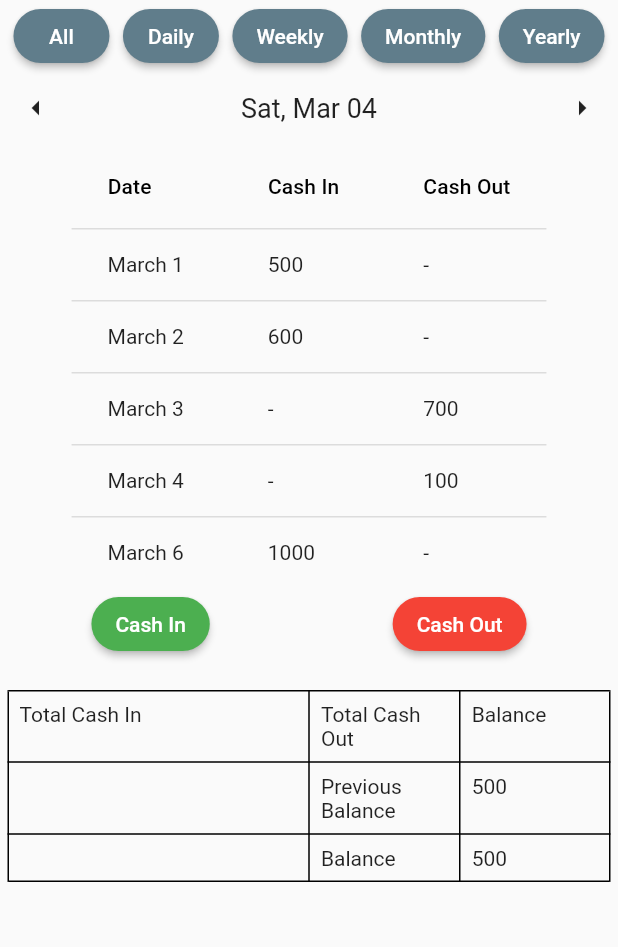
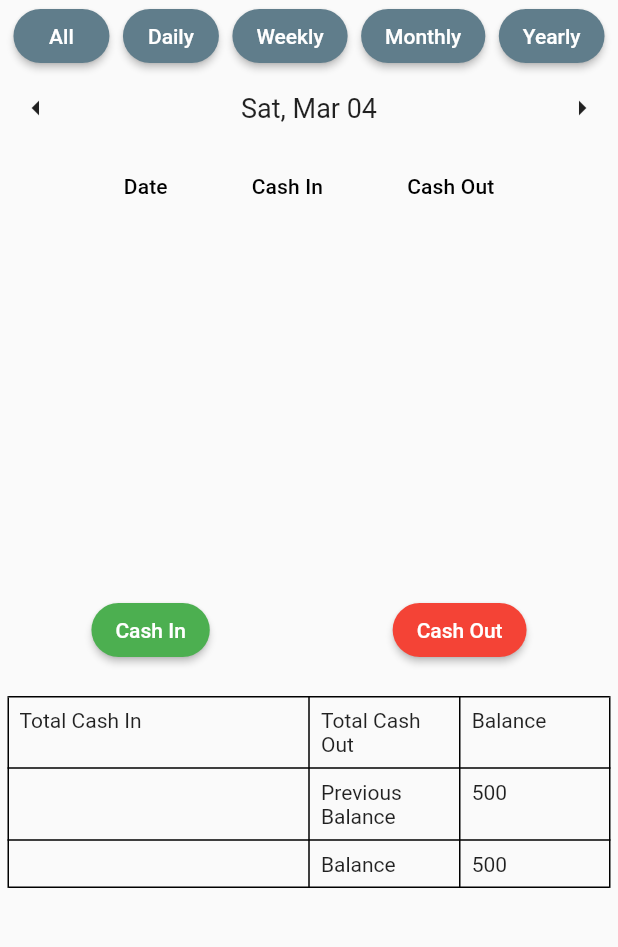
Before and after one commit to Prashant2344/cashbook, a Flutter app: the screen it shows after launch, on a phone screen of 412 x 824 dp, the part 84-1031 px from its top. Run offline on Flutter 3.47's test engine with Material 2 defaults, Android fonts, the phone set to English and light mode, and no system bars; our stand-ins replace hive, hive_flutter; missing offline and left inert: dart:ffi; accounts and stored records are empty.

Commit message:
Datatable added in home page

```diff
--- a/lib/pages/home.dart
+++ b/lib/pages/home.dart
@@ -1,5 +1,9 @@
+import 'package:cashbook/boxes/cashes.dart';
 import 'package:flutter/material.dart';
 import 'package:intl/intl.dart';
+import 'package:hive/hive.dart';
+import 'package:hive_flutter/hive_flutter.dart';
+import 'package:cashbook/models/cash_model.dart';
 
 class Home extends StatefulWidget {
   const Home({Key? key}) : super(key: key);
@@ -82,33 +86,90 @@ class _HomeState extends State<Home> {
                 ),
               ],
             ),
-            SingleChildScrollView(
+
+            //Data table
+            Container(
+              height: 300.0,
+              child: ValueListenableBuilder<Box<CashModel>>(
+                valueListenable: Cashes.getData().listenable(),
+                builder: (BuildContext context, Box<CashModel> box, _) {
+                  final myModels = box.values.toList().cast<CashModel>();
+                  // return SingleChildScrollView(
+                  //   scrollDirection: Axis.horizontal,
+                  //   child: ConstrainedBox(
+                  //     constraints: BoxConstraints(minWidth: MediaQuery.of(context).size.width),
+                  //     child: DataTable(
+                  //       columns: [
+                  //         DataColumn(label: Text('Date')),
+                  //         DataColumn(label: Text('Cash In')),
+                  //         DataColumn(label: Text('Cash Out')),
+                  //       ],
+                  //       rows: List<DataRow>.generate(
+                  //         myModels.length,
+                  //             (int index) => DataRow(
+                  //           cells: [
+                  //             DataCell(Text(myModels[index].date.toString())),
+                  //             DataCell(Text(myModels[index].cashIn.toString())),
+                  //             DataCell(Text(myModels[index].cashOut.toString())),
+                  //           ],
+                  //         ),
+                  //       ),
+                  //     ),
+                  //   ),
+                  // );
+
+                  return SingleChildScrollView(
+                    scrollDirection: Axis.vertical,
                     child: DataTable(
                       columns: [
-                  DataColumn(
-                    label: Text('Date'),
-                  ),
-                  DataColumn(
-                    label: Text('Cash In'),
-                  ),
-                  DataColumn(
-                    label: Text('Cash Out'),
-                  ),
+                        DataColumn(label: Text('Date')),
+                        DataColumn(label: Text('Cash In')),
+                        DataColumn(label: Text('Cash Out')),
                       ],
                       rows: List<DataRow>.generate(
-                  data.length,
-                      (int index) {
-                    return DataRow(
+                        myModels.length,
+                            (int index) => DataRow(
                           cells: [
-                        DataCell(Text(data[index][0])),
-                        DataCell(Text(data[index][1])),
-                        DataCell(Text(data[index][2])),
+                            DataCell(Text(myModels[index].date.toString())),
+                            DataCell(Text(myModels[index].cashIn.toString())),
+                            DataCell(Text(myModels[index].cashOut.toString())),
                           ],
+                        ),
+                      ),
+                    ),
                   );
+
                 },
               ),
             ),
-            ),
+
+            // SingleChildScrollView(
+            //   child: DataTable(
+            //     columns: [
+            //       DataColumn(
+            //         label: Text('Date'),
+            //       ),
+            //       DataColumn(
+            //         label: Text('Cash In'),
+            //       ),
+            //       DataColumn(
+            //         label: Text('Cash Out'),
+            //       ),
+            //     ],
+            //     rows: List<DataRow>.generate(
+            //       data.length,
+            //           (int index) {
+            //         return DataRow(
+            //           cells: [
+            //             DataCell(Text(data[index][0])),
+            //             DataCell(Text(data[index][1])),
+            //             DataCell(Text(data[index][2])),
+            //           ],
+            //         );
+            //       },
+            //     ),
+            //   ),
+            // ),
 
             Row(
               mainAxisAlignment: MainAxisAlignment.spaceAround,
--- a/pubspec.yaml
+++ b/pubspec.yaml
@@ -35,6 +35,7 @@ dependencies:
   path_provider: ^2.0.11
   hive_flutter: ^1.1.0
   hive: ^2.2.3
+  flutter_sticky_header: ^0.6.0
 
 
   # The following adds the Cupertino Icons font to your application.
```
Also changed, not shown: lib/pages/cash_form.dart (+33 -34 lines), pubspec.lock. Lines whose indentation alone changed are shown as unchanged.
